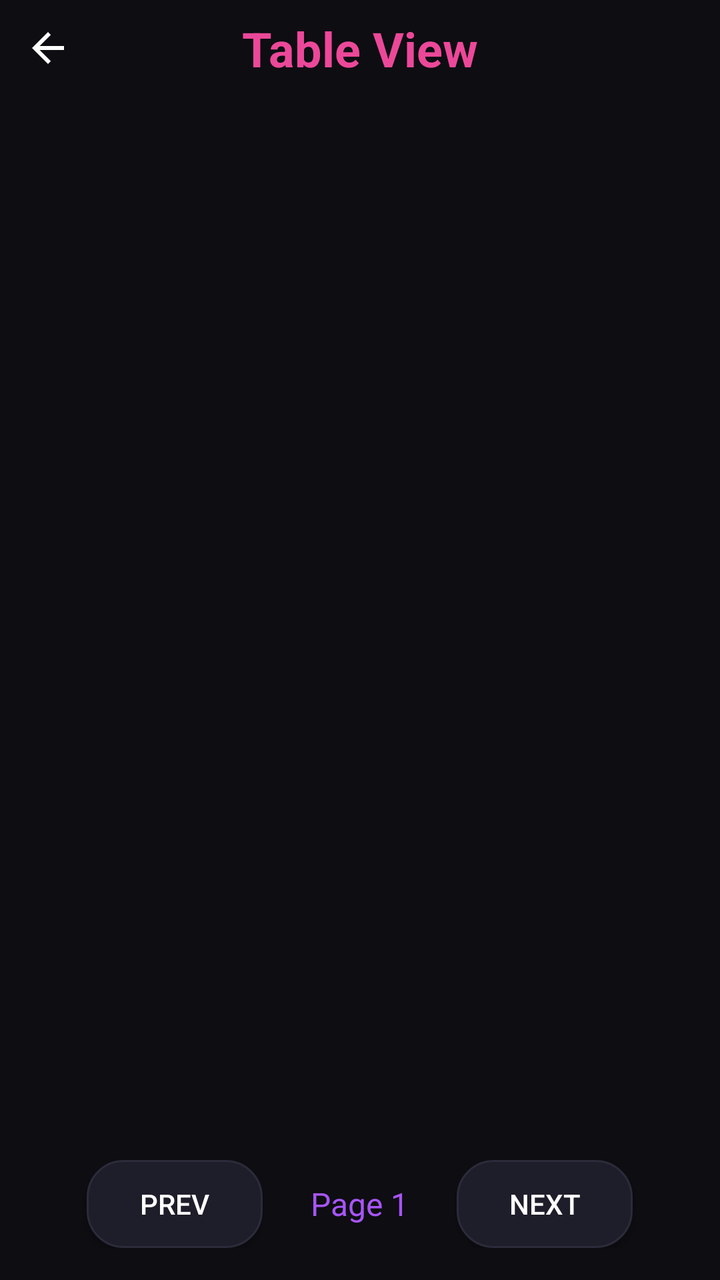
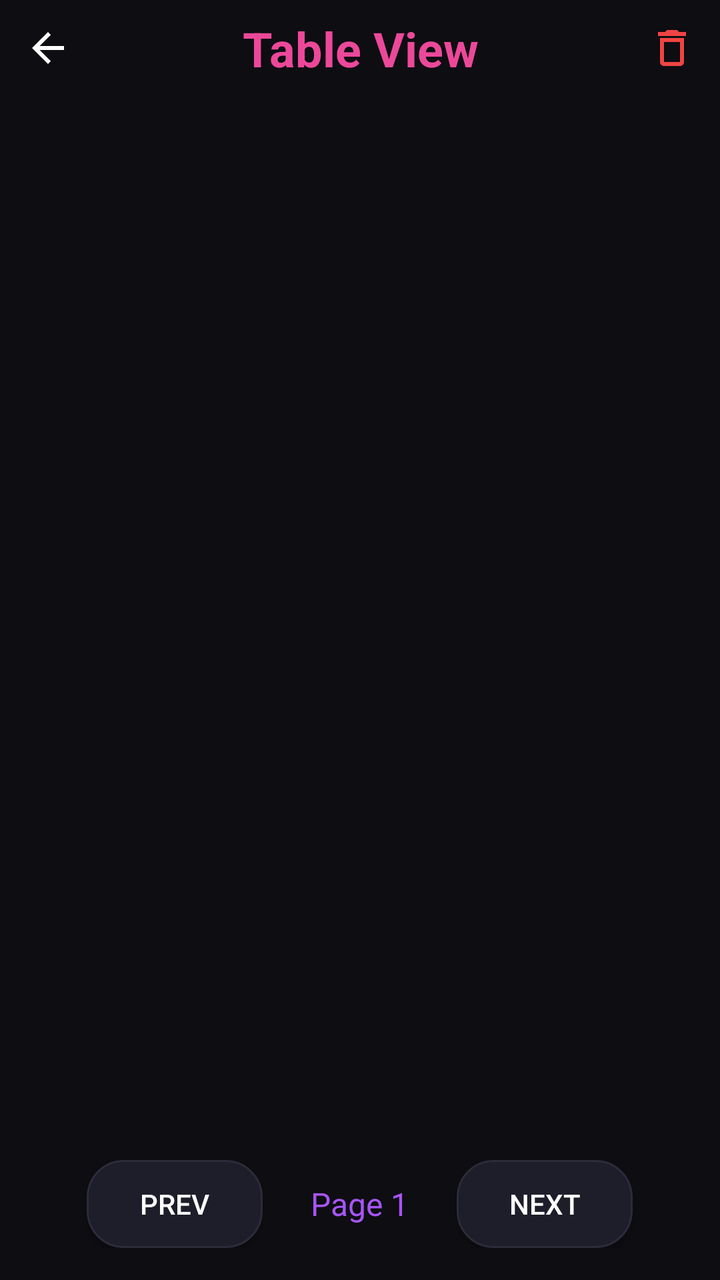

The first picture is an Android layout as it rendered before a commit; the second is the same layout after the commit. The layout source and the unified diff follow.
<!-- AndroidManifest.xml: application theme Theme.PP -->
<!-- res/layout/activity_table_view.xml -->
<?xml version="1.0" encoding="utf-8"?>
<androidx.constraintlayout.widget.ConstraintLayout xmlns:android="http://schemas.android.com/apk/res/android"
    xmlns:app="http://schemas.android.com/apk/res-auto"
    android:layout_width="match_parent"
    android:layout_height="match_parent"
    android:background="@color/background"
    android:fitsSystemWindows="true">

    
    <ImageView
        android:id="@+id/btnBack"
        android:layout_width="48dp"
        android:layout_height="48dp"
        android:padding="12dp"
        android:src="@drawable/ic_back"
        android:contentDescription="@string/app_name"
        app:layout_constraintStart_toStartOf="parent"
        app:layout_constraintTop_toTopOf="parent"
        app:tint="@color/text_primary" />

    <TextView
        android:id="@+id/tvTitle"
        android:layout_width="wrap_content"
        android:layout_height="wrap_content"
        android:text="Table View"
        android:textColor="@color/accent_pink"
        android:textSize="24sp"
        android:textStyle="bold"
        app:layout_constraintBottom_toBottomOf="@id/btnBack"
        app:layout_constraintEnd_toEndOf="parent"
        app:layout_constraintStart_toStartOf="parent"
        app:layout_constraintTop_toTopOf="@id/btnBack" />

    <HorizontalScrollView
        android:id="@+id/horizontalScroll"
        android:layout_width="match_parent"
        android:layout_height="0dp"
        app:layout_constraintBottom_toTopOf="@id/paginationContainer"
        app:layout_constraintTop_toBottomOf="@id/btnBack">

        <LinearLayout
            android:layout_width="wrap_content"
            android:layout_height="match_parent"
            android:orientation="vertical">

            
            <LinearLayout
                android:id="@+id/headerContainer"
                android:layout_width="wrap_content"
                android:layout_height="wrap_content"
                android:background="@color/card_background"
                android:orientation="horizontal" />

            <androidx.recyclerview.widget.RecyclerView
                android:id="@+id/rvData"
                android:layout_width="wrap_content"
                android:layout_height="0dp"
                android:layout_weight="1" />
        </LinearLayout>
    </HorizontalScrollView>

    
    <LinearLayout
        android:id="@+id/paginationContainer"
        android:layout_width="match_parent"
        android:layout_height="wrap_content"
        android:gravity="center"
        android:orientation="horizontal"
        android:padding="16dp"
        app:layout_constraintBottom_toBottomOf="parent">

        <androidx.appcompat.widget.AppCompatButton
            android:id="@+id/btnPrev"
            android:layout_width="wrap_content"
            android:layout_height="44dp"
            android:background="@drawable/bg_input_field"
            android:text="Prev"
            android:textColor="@color/text_primary" />

        <TextView
            android:id="@+id/tvPageInfo"
            android:layout_width="wrap_content"
            android:layout_height="wrap_content"
            android:layout_marginHorizontal="24dp"
            android:text="Page 1"
            android:textColor="@color/accent_purple"
            android:textSize="16sp" />

        <androidx.appcompat.widget.AppCompatButton
            android:id="@+id/btnNext"
            android:layout_width="wrap_content"
            android:layout_height="44dp"
            android:background="@drawable/bg_input_field"
            android:text="Next"
            android:textColor="@color/text_primary" />
    </LinearLayout>

    <ProgressBar
        android:id="@+id/progressBar"
        android:layout_width="wrap_content"
        android:layout_height="wrap_content"
        android:visibility="gone"
        android:elevation="10dp"
        app:layout_constraintTop_toTopOf="parent"
        app:layout_constraintBottom_toBottomOf="parent"
        app:layout_constraintStart_toStartOf="parent"
        app:layout_constraintEnd_toEndOf="parent" />

</androidx.constraintlayout.widget.ConstraintLayout>
<!-- resources referenced by this layout -->
<resources>
  <color name="accent_pink">#EC4899</color>
  <color name="accent_purple">#A855F7</color>
  <color name="background">#0D0D12</color>
  <color name="card_background">#16161F</color>
  <color name="text_primary">#FFFFFF</color>
  <!-- drawable bg_input_field (drawable) -->
  <?xml version="1.0" encoding="utf-8"?>
  <selector xmlns:android="http://schemas.android.com/apk/res/android">
      <item android:state_focused="true">
          <shape android:shape="rectangle">
              <solid android:color="@color/elevated_surface" />
              <stroke
                  android:width="1dp"
                  android:color="@color/accent_purple" />
              <corners android:radius="18dp" />
              <padding android:bottom="12dp" android:left="12dp" android:right="12dp" android:top="12dp" />
          </shape>
      </item>
      <item>
          <shape android:shape="rectangle">
              <solid android:color="@color/elevated_surface" />
              <stroke
                  android:width="1dp"
                  android:color="@color/border_color" />
              <corners android:radius="18dp" />
              <padding android:bottom="12dp" android:left="12dp" android:right="12dp" android:top="12dp" />
          </shape>
      </item>
  </selector>
  <!-- drawable ic_back (drawable) -->
  <vector xmlns:android="http://schemas.android.com/apk/res/android"
      android:width="24dp"
      android:height="24dp"
      android:viewportWidth="24"
      android:viewportHeight="24">
    <path
        android:fillColor="#FF000000"
        android:pathData="M20,11H7.83l5.59,-5.59L12,4l-8,8 8,8 1.41,-1.41L7.83,13H20v-2z"/>
  </vector>
  <string name="app_name">PP</string>
  <style name="Theme.PP" parent="Theme.MaterialComponents.DayNight.NoActionBar">
          
          <item name="colorPrimary">@color/accent_purple</item>
          <item name="colorPrimaryVariant">@color/selected_date_bg</item>
          <item name="colorOnPrimary">@color/white</item>
          
          <item name="colorSecondary">@color/accent_pink</item>
          <item name="colorSecondaryVariant">@color/accent_pink</item>
          <item name="colorOnSecondary">@color/black</item>
          
          <item name="android:statusBarColor">@color/background</item>
          
      </style>
  <color name="elevated_surface">#1E1E2A</color>
  <color name="border_color">#2B2B3A</color>
  <color name="selected_date_bg">#9333EA</color>
  <color name="white">#FFFFFFFF</color>
  <color name="black">#FF000000</color>
</resources>

<!-- the commit's change to res/layout/activity_table_view.xml (unified diff, before → after) -->
@@ -20,16 +20,29 @@
 
     <TextView
         android:id="@+id/tvTitle"
-        android:layout_width="wrap_content"
+        android:layout_width="0dp"
         android:layout_height="wrap_content"
+        android:layout_marginHorizontal="8dp"
+        android:gravity="center"
         android:text="Table View"
         android:textColor="@color/accent_pink"
         android:textSize="24sp"
         android:textStyle="bold"
         app:layout_constraintBottom_toBottomOf="@id/btnBack"
+        app:layout_constraintEnd_toStartOf="@id/btnDeleteAll"
+        app:layout_constraintStart_toEndOf="@id/btnBack"
+        app:layout_constraintTop_toTopOf="@id/btnBack" />
+
+    <ImageView
+        android:id="@+id/btnDeleteAll"
+        android:layout_width="48dp"
+        android:layout_height="48dp"
+        android:padding="12dp"
+        android:src="@drawable/ic_delete"
+        android:contentDescription="Truncate Table"
         app:layout_constraintEnd_toEndOf="parent"
-        app:layout_constraintStart_toStartOf="parent"
-        app:layout_constraintTop_toTopOf="@id/btnBack" />
+        app:layout_constraintTop_toTopOf="parent"
+        app:tint="@color/error_red" />
 
     <HorizontalScrollView
         android:id="@+id/horizontalScroll"
<!-- resource entries referenced after the edit -->
@@ -4,6 +4,7 @@
   <color name="accent_purple">#A855F7</color>
   <color name="background">#0D0D12</color>
   <color name="card_background">#16161F</color>
+  <color name="error_red">#EF4444</color>
   <color name="text_primary">#FFFFFF</color>
   <!-- drawable bg_input_field (drawable) -->
   <?xml version="1.0" encoding="utf-8"?>
@@ -39,6 +40,16 @@
         android:fillColor="#FF000000"
         android:pathData="M20,11H7.83l5.59,-5.59L12,4l-8,8 8,8 1.41,-1.41L7.83,13H20v-2z"/>
   </vector>
+  <!-- drawable ic_delete (drawable) -->
+  <vector xmlns:android="http://schemas.android.com/apk/res/android"
+      android:width="24dp"
+      android:height="24dp"
+      android:viewportWidth="24"
+      android:viewportHeight="24">
+      <path
+          android:fillColor="#000000"
+          android:pathData="M16,9v10L8,19L8,9h8m-1.5,-6h-5l-1,1L5,4v2h14L19,4h-3.5l-1,-1zM18,7L6,7v12c0,1.1 0.9,2 2,2h8c1.1,0 2,-0.9 2,-2L18,7z" />
+  </vector>
   <string name="app_name">PP</string>
   <style name="Theme.PP" parent="Theme.MaterialComponents.DayNight.NoActionBar">
           
